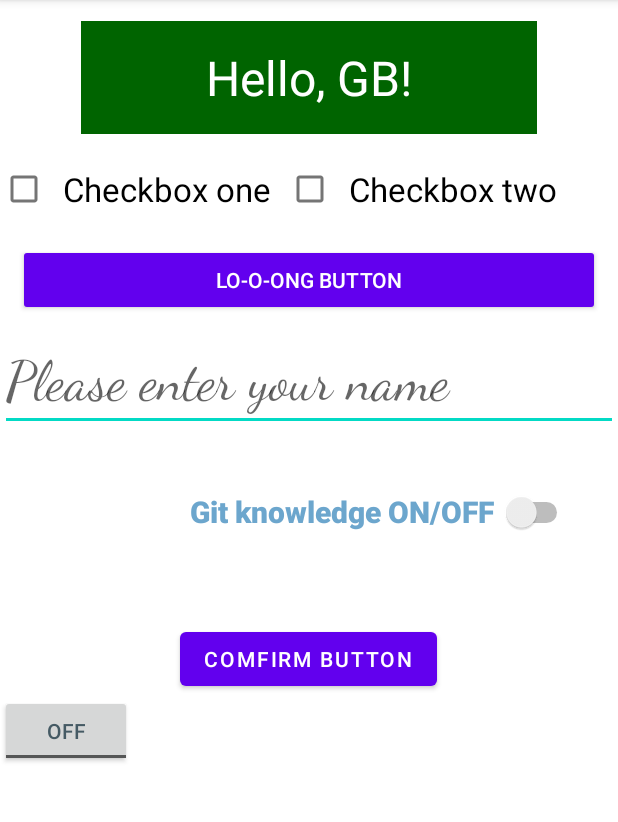
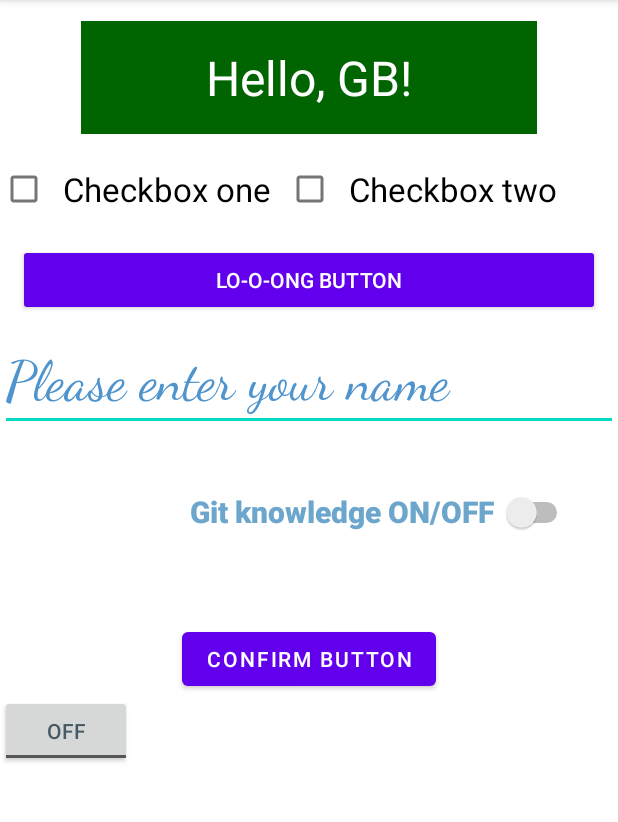
Before and after one commit to DenisRakhmatulin/HomeworkRakhmatulin, an Android app: the screen it shows after launch (MainActivity), on a phone screen of 412 x 824 dp, the part 84-906 px from its top. Run offline under Robolectric (Android 15) with nearby library versions, the phone set to English and light mode, and no system bars.

Commit message:
Updated task01 after emul test & gradle updating

```diff
--- a/app/src/main/res/layout/activity_main.xml
+++ b/app/src/main/res/layout/activity_main.xml
@@ -58,10 +58,9 @@
         android:layout_height="wrap_content"
         android:fontFamily="cursive"
         android:hint="Please enter your name"
-        android:hintTextColor="#78909C"
         android:inputType="textPersonName"
-        android:textSize="36sp"
-        tools:ignore="TextContrastCheck" />
+        android:textColorHint="#4F94CD"
+        android:textSize="36sp" />
 
     <Switch
         android:id="@+id/switch01"
@@ -82,7 +81,7 @@
         android:layout_height="wrap_content"
         android:layout_gravity="center"
         android:layout_marginTop="20dp"
-        android:text="Comfirm Button" />
+        android:text="Confirm Button" />
 
     <ToggleButton
         android:id="@+id/toggle_button"
--- a/gradle.properties
+++ b/gradle.properties
@@ -17,3 +17,4 @@ org.gradle.jvmargs=-Xmx2048m -Dfile.encoding=UTF-8
 android.useAndroidX=true
 # Automatically convert third-party libraries to use AndroidX
 android.enableJetifier=true
+android.suppressUnsupportedCompileSdk=32
```
